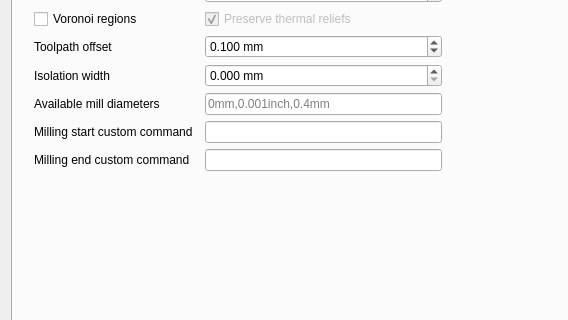
This is mainwindow.ui in pcb2gcode/pcb2gcodeGUI as Qt 5 draws it before an edit; both pictures show x 0 to 568 and y 155 to 475 of the 1007 by 709 pixel window. The edited form follows.
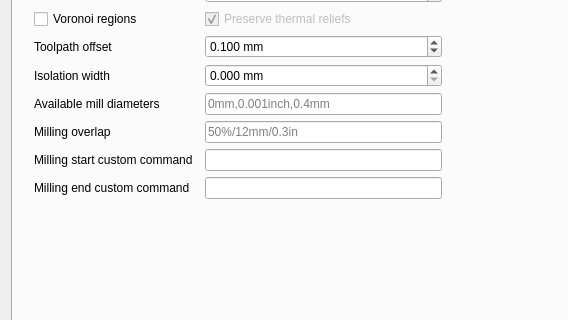
This is the edited form. The open tabs and pages were chosen to show the change.

Commit message: Milling overlap

What changed in the file:
```diff
--- a/mainwindow.ui
+++ b/mainwindow.ui
@@ -1279,6 +1279,29 @@
              </property>
             </widget>
            </item>
+           <item row="7" column="0">
+            <widget class="QLabel" name="milloverlapLabel">
+             <property name="toolTip">
+              <string>&lt;html&gt;&lt;head/&gt;&lt;body&gt;&lt;p&gt;&lt;span style=&quot; font-style:italic;&quot;&gt;--milling-overlap&lt;/span&gt;&lt;/p&gt;&lt;p&gt;How much to overlap milling passes, from 0% to 100% or an absolute length&lt;/p&gt;&lt;/body&gt;&lt;/html&gt;</string>
+             </property>
+             <property name="text">
+              <string>Milling overlap</string>
+             </property>
+             <property name="buddy">
+              <cstring>milloverlapLineEdit</cstring>
+             </property>
+            </widget>
+           </item>
+           <item row="7" column="1">
+            <widget class="QLineEdit" name="milloverlapLineEdit">
+              <property name="toolTip">
+                <string>&lt;html&gt;&lt;head/&gt;&lt;body&gt;&lt;p&gt;&lt;span style=&quot; font-style:italic;&quot;&gt;--milling-overlap&lt;/span&gt;&lt;/p&gt;&lt;p&gt;How much to overlap milling passes, from 0% to 100% or an absolute length&lt;/p&gt;&lt;/body&gt;&lt;/html&gt;</string>
+             </property>
+             <property name="placeholderText">
+              <string>50%/12mm/0.3in</string>
+             </property>
+            </widget>
+           </item>
            <item row="8" column="0">
             <widget class="QLabel" name="premillingcodeLabel">
              <property name="toolTip">
```
Left out of the diff: 1 changed line with no effect on the pictures. The commit also changes 1 other file.
